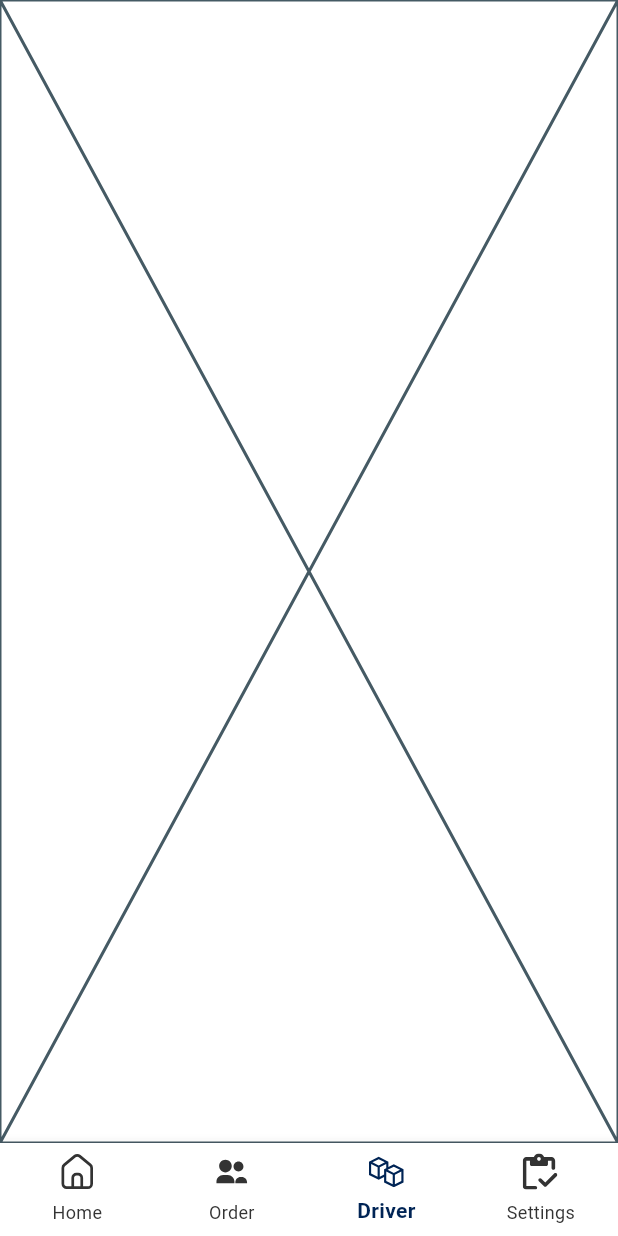
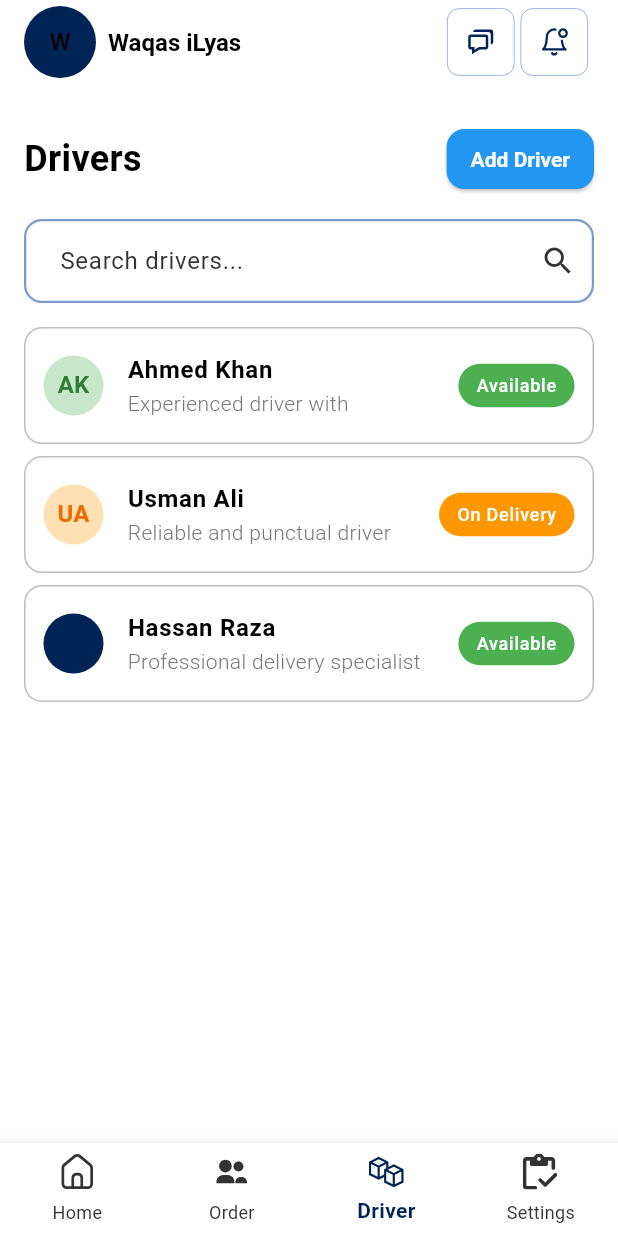
Before and after one commit to waqas1343/Tracklet_Pro, a Flutter app: the screen it shows after launch, item 3 of the bottom bar chosen, on a phone screen of 412 x 824 dp. Run offline on Flutter 3.47's test engine with Material 3 defaults, Android fonts, the phone set to English and light mode, and no system bars; our stand-ins replace another_flushbar, flutter_svg; network calls fail.

Commit message:
driver screen done

```diff
--- /dev/null
+++ b/tracklet_pro/lib/features/distributor/presentation/screens/distributor_driver/distributor_driver_card.dart
@@ -0,0 +1,73 @@
+import 'package:flutter/material.dart';
+import 'package:tracklet_pro/core/constants/colors/app_colors.dart';
+
+class DistributorDriverCard extends StatelessWidget {
+  final String name;
+  final String status;
+  final String description;
+  final bool showAvatar;
+  final VoidCallback? onTap;
+  const DistributorDriverCard({
+    super.key,
+    required this.name,
+    required this.status,
+    required this.description,
+    this.showAvatar = false,
+    this.onTap,
+  });
+
+  @override
+  Widget build(BuildContext context) {
+    final isAvailable = status == "Available";
+
+    return Container(
+      decoration: BoxDecoration(
+        border: Border.all(color: AppColors.disabledColor),
+        borderRadius: BorderRadius.circular(12),
+      ),
+      child: ListTile(
+        contentPadding: const EdgeInsets.symmetric(horizontal: 12, vertical: 2),
+        leading: showAvatar
+            ? const CircleAvatar()
+            : CircleAvatar(
+                backgroundColor: isAvailable
+                    ? Colors.green.shade100
+                    : Colors.orange.shade100,
+                child: Text(
+                  name.split(" ").map((e) => e[0]).join("").toUpperCase(),
+                  style: TextStyle(
+                    color: isAvailable
+                        ? Colors.green.shade800
+                        : Colors.orange.shade800,
+                    fontWeight: FontWeight.bold,
+                  ),
+                ),
+              ),
+        title: Text(
+          name,
+          style: const TextStyle(fontWeight: FontWeight.bold, fontSize: 16),
+        ),
+        subtitle: Text(
+          description,
+          style: TextStyle(color: Colors.grey.shade600, fontSize: 14),
+        ),
+        trailing: Container(
+          padding: const EdgeInsets.symmetric(horizontal: 12, vertical: 6),
+          decoration: BoxDecoration(
+            color: isAvailable ? Colors.green : Colors.orange,
+            borderRadius: BorderRadius.circular(20),
+          ),
+          child: Text(
+            status,
+            style: const TextStyle(
+              color: Colors.white,
+              fontSize: 12,
+              fontWeight: FontWeight.w500,
+            ),
+          ),
+        ),
+        onTap: onTap,
+      ),
+    );
+  }
+}
--- a/tracklet_pro/lib/features/distributor/presentation/screens/distributor_driver/distributor_driver_screen.dart
+++ b/tracklet_pro/lib/features/distributor/presentation/screens/distributor_driver/distributor_driver_screen.dart
@@ -1,10 +1,99 @@
 import 'package:flutter/material.dart';
+import 'package:tracklet_pro/features/distributor/presentation/screens/distributor_driver/distributor_driver_card.dart';
+import 'package:tracklet_pro/shared/widgets/custom_app_bar.dart';
+import 'package:tracklet_pro/shared/widgets/custom_textfield.dart';
 
 class DistributorDriverScreen extends StatelessWidget {
-  const DistributorDriverScreen({super.key});
+  final List<Map<String, dynamic>> drivers = [
+    {
+      "name": "Ahmed Khan",
+      "status": "Available",
+      "description": "Experienced driver with ",
+      "showAvatar": false,
+    },
+    {
+      "name": "Usman Ali",
+      "status": "On Delivery",
+      "description": "Reliable and punctual driver",
+      "showAvatar": false,
+    },
+    {
+      "name": "Hassan Raza",
+      "status": "Available",
+      "description": "Professional delivery specialist",
+      "showAvatar": true,
+    },
+  ];
+
+  DistributorDriverScreen({super.key});
 
   @override
   Widget build(BuildContext context) {
-    return const Placeholder();
+    return Scaffold(
+      appBar: CustomAppBar(),
+      body: Padding(
+        padding: const EdgeInsets.all(16.0),
+        child: Column(
+          crossAxisAlignment: CrossAxisAlignment.start,
+          children: [
+            Row(
+              mainAxisAlignment: MainAxisAlignment.spaceBetween,
+              children: [
+                const Text(
+                  "Drivers",
+                  style: TextStyle(fontSize: 24, fontWeight: FontWeight.bold),
+                ),
+                ElevatedButton(
+                  onPressed: () {},
+                  style: ElevatedButton.styleFrom(
+                    backgroundColor: Colors.blue,
+                    foregroundColor: Colors.white,
+                    padding: const EdgeInsets.symmetric(
+                      horizontal: 16,
+                      vertical: 8,
+                    ),
+                  ),
+                  child: const Text("Add Driver"),
+                ),
+              ],
+            ),
+            const SizedBox(height: 16),
+            Container(
+              decoration: BoxDecoration(
+                color: Colors.grey.shade100,
+                borderRadius: BorderRadius.circular(8),
+              ),
+              child: CustomTextField(
+                hintText: "Search drivers...",
+                onChanged: (value) {},
+                suffixIcon: const Icon(Icons.search),
+              ),
+            ),
+            const SizedBox(height: 16),
+            Expanded(
+              child: ListView.builder(
+                itemCount: drivers.length,
+                itemBuilder: (context, index) {
+                  final driver = drivers[index];
+                  return Padding(
+                    padding: const EdgeInsets.only(bottom: 8.0),
+                    child: DistributorDriverCard(
+                      name: driver["name"] ?? "Unknown Driver",
+                      status: driver["status"] ?? "Unknown",
+                      description:
+                          driver["description"] ?? "No description available",
+                      showAvatar: driver["showAvatar"] ?? false,
+                      onTap: () {
+                        // Handle driver selection
+                      },
+                    ),
+                  );
+                },
+              ),
+            ),
+          ],
+        ),
+      ),
+    );
   }
 }
--- /dev/null
+++ b/tracklet_pro/lib/features/distributor/presentation/screens/distributor_driver/model/driver_model.dart
@@ -0,0 +1,31 @@
+class Driver {
+  final String name;
+  final String status; // e.g., "Available", "On Delivery"
+  final String description;
+  final bool hasAvatar;
+
+  Driver({
+    required this.name,
+    required this.status,
+    required this.description,
+    this.hasAvatar = false,
+  });
+
+  factory Driver.fromJson(Map<String, dynamic> json) {
+    return Driver(
+      name: json['name'],
+      status: json['status'],
+      description: json['description'],
+      hasAvatar: json['hasAvatar'] ?? false,
+    );
+  }
+
+  Map<String, dynamic> toJson() {
+    return {
+      'name': name,
+      'status': status,
+      'description': description,
+      'hasAvatar': hasAvatar,
+    };
+  }
+}
```
